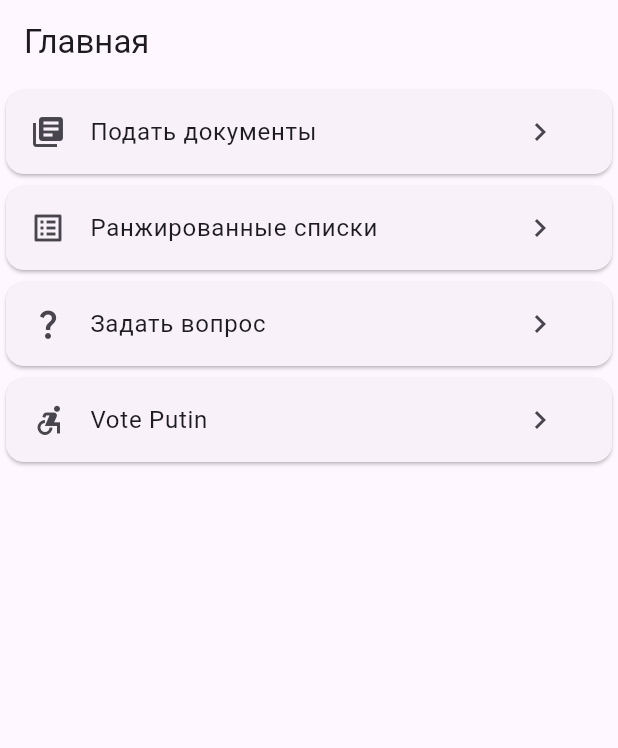
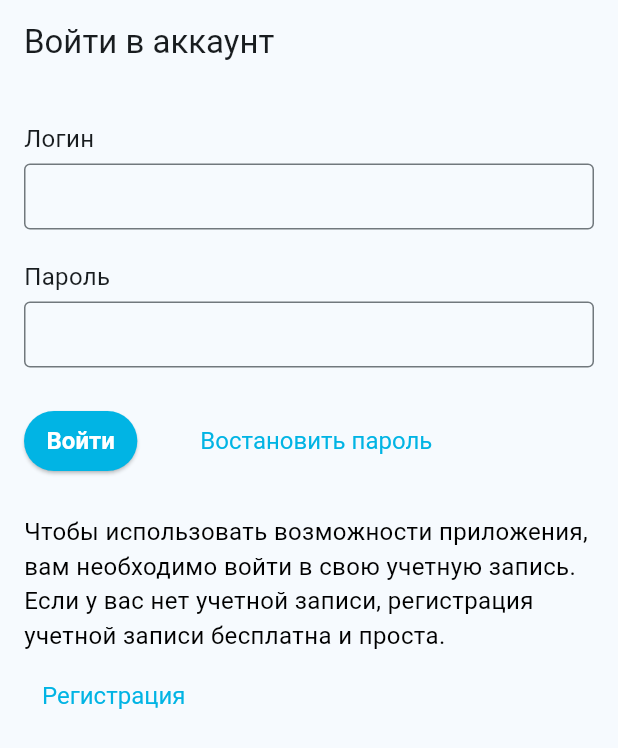
Before and after one commit to 23yaro/universities_addmission, a Flutter app: the screen it shows after launch, on a phone screen of 412 x 824 dp. Shown: the top 748 px of the screen. Run offline on Flutter 3.47's test engine with Material 3 defaults, Android fonts, the phone set to English and light mode, and no system bars; our stand-ins replace bloc.

```diff
--- a/lib/main.dart
+++ b/lib/main.dart
@@ -1,4 +1,5 @@
 import 'package:flutter/material.dart';
+import 'package:universities/screens/auth_screen/auth_screen.dart';
 import 'package:universities/screens/docs_screen/docs_screen.dart';
 import 'package:universities/screens/home_screen/home_screen.dart';
 
@@ -9,23 +10,24 @@ void main() {
 class UniversitiesApp extends StatelessWidget {
   const UniversitiesApp({super.key});
 
-  // This widget is the root of your application.
+
   @override
   Widget build(BuildContext context) {
     return MaterialApp(
       debugShowCheckedModeBanner: false,
       title: 'Universities',
       theme: ThemeData(
-        colorScheme: ColorScheme.fromSeed(seedColor: Colors.deepPurple),
+        colorScheme: ColorScheme.fromSeed(seedColor: Colors.lightBlueAccent),
         useMaterial3: true,
       ),
       routes: {
+        '/auth':(context)=>  const AuthScreen(),
         '/home_screen':(context)=>const HomeScreen(),
-        '/home_screen/docs': (context) => DocsScreen(),
+        '/home_screen/docs': (context) => const DocsScreen(),
         '/home_screen/list': (context) => Container(),
         '/home_screen/question': (context) => Container(),
       },
-      initialRoute: '/home_screen',
+      initialRoute: '/auth',
     );
   }
 }
--- /dev/null
+++ b/lib/screens/auth_screen/auth_screen.dart
@@ -0,0 +1,130 @@
+import 'package:flutter/material.dart';
+import '../../theme/theme.dart';
+
+class AuthScreen extends StatelessWidget {
+  const AuthScreen({Key? key}) : super(key: key);
+
+  @override
+  Widget build(BuildContext context) {
+    return Scaffold(
+      appBar: AppBar(
+        title: const Text('Войти в аккаунт'),
+      ),
+      body: ListView(
+        children: const [
+          _HeaderWidget(),
+        ],
+      ),
+    );
+  }
+}
+
+class _HeaderWidget extends StatelessWidget {
+  const _HeaderWidget({Key? key}) : super(key: key);
+
+  @override
+  Widget build(BuildContext context) {
+    const textStyle = TextStyle(
+      fontSize: 16,
+      color: Colors.black,
+    );
+    return Padding(
+      padding: const EdgeInsets.symmetric(horizontal: 16),
+      child: Column(
+        crossAxisAlignment: CrossAxisAlignment.start,
+        children: [
+          const SizedBox(height: 25),
+          const _FormWidget(),
+          const SizedBox(height: 25),
+          const Text(
+            'Чтобы использовать возможности приложения, вам необходимо войти в свою учетную запись. Если у вас нет учетной записи, регистрация учетной записи бесплатна и проста.',
+            style: textStyle,
+          ),
+          const SizedBox(height: 5),
+          TextButton(
+            style: AppButtonStyle.linkButton,
+            onPressed: () {},
+            child: const Text('Регистрация'),
+          ),
+          const SizedBox(height: 25),
+        ],
+      ),
+    );
+  }
+}
+
+class _FormWidget extends StatelessWidget {
+  const _FormWidget({Key? key}) : super(key: key);
+
+  @override
+  Widget build(BuildContext context) {
+    const textStyle = TextStyle(
+      fontSize: 16,
+    );
+    const textFieldDecorator = InputDecoration(
+      border: OutlineInputBorder(),
+      contentPadding: EdgeInsets.symmetric(horizontal: 10, vertical: 10),
+      isCollapsed: true,
+    );
+    return Column(
+      crossAxisAlignment: CrossAxisAlignment.start,
+      children: [
+        const Text(
+          'Логин',
+          style: textStyle,
+        ),
+        const SizedBox(height: 5),
+        const TextField(
+          decoration: textFieldDecorator,
+        ),
+        const SizedBox(height: 20),
+        const Text(
+          'Пароль',
+          style: textStyle,
+        ),
+        const SizedBox(height: 5),
+        const TextField(
+          decoration: textFieldDecorator,
+          obscureText: true,
+        ),
+        const SizedBox(height: 25),
+        Row(
+          children: [
+            const _AuthButtonWidget(),
+            const SizedBox(width: 30),
+            TextButton(
+              onPressed: () {},
+              style: AppButtonStyle.linkButton,
+              child: const Text('Востановить пароль'),
+            ),
+          ],
+        )
+      ],
+    );
+  }
+}
+
+class _AuthButtonWidget extends StatelessWidget {
+  const _AuthButtonWidget({Key? key}) : super(key: key);
+
+  @override
+  Widget build(BuildContext context) {
+    const color = Color(0xFF01B4E4);
+    return ElevatedButton(
+      onPressed: ()=> Navigator.pushNamed(context, '/home_screen'),
+      style: ButtonStyle(
+        backgroundColor: MaterialStateProperty.all(color),
+        foregroundColor: MaterialStateProperty.all(Colors.white),
+        textStyle: MaterialStateProperty.all(
+          const TextStyle(fontSize: 16, fontWeight: FontWeight.w700),
+        ),
+        padding: MaterialStateProperty.all(
+          const EdgeInsets.symmetric(
+            horizontal: 15,
+            vertical: 8,
+          ),
+        ),
+      ), child: const Text('Войти'),
+    );
+  }
+}
--- a/lib/screens/home_screen/home_screen.dart
+++ b/lib/screens/home_screen/home_screen.dart
@@ -9,8 +9,11 @@ class HomeScreen extends StatelessWidget {
       appBar: AppBar(
         title: const Text('Главная'),
       ),
-      body: ListView(
+      body: Padding(
+        padding: const EdgeInsets.symmetric(horizontal: 10),
+        child: ListView(
           children: homeScreenMenu,
+        ),
       ),
     );
   }
@@ -30,7 +33,9 @@ class HomeCard extends StatelessWidget {
 
   @override
   Widget build(BuildContext context) {
-    return Card(
+    return Column(children: [
+
+      Card(
         child: ListTile(
           leading: leadingIcon,
           title: Text(titleText),
@@ -39,29 +44,30 @@ class HomeCard extends StatelessWidget {
             icon: const Icon(Icons.navigate_next),
           ),
         ),
-    );
+      ),
+    ]);
   }
 }
 
 const List<Widget> homeScreenMenu = [
+  SizedBox(height: 25,),
+  SizedBox(height: 100,child: Text('Здравствуйте, вы можете воспользоваться следующими сервисами',style: TextStyle(fontSize: 24),)),
+  SizedBox(height: 25,),
   HomeCard(
     titleText: 'Подать документы',
     leadingIcon: Icon(Icons.library_books),
     routName: '/home_screen/docs',
   ),
+  SizedBox(height: 20,),
   HomeCard(
     titleText: 'Ранжированные списки',
     leadingIcon: Icon(Icons.list_alt),
     routName: '/home_screen/list',
   ),
+  SizedBox(height: 20,),
   HomeCard(
     titleText: 'Задать вопрос',
     leadingIcon: Icon(Icons.question_mark),
     routName: '/home_screen/question',
   ),
-  HomeCard(
-    titleText: 'Vote Putin',
-    leadingIcon: Icon(Icons.accessible_forward_sharp),
-    routName: '',
-  ),
 ];
--- /dev/null
+++ b/lib/theme/theme.dart
@@ -0,0 +1,10 @@
+import 'package:flutter/material.dart';
+
+abstract class AppButtonStyle {
+  static final ButtonStyle linkButton = ButtonStyle(
+    foregroundColor: MaterialStateProperty.all(const Color(0xFF01B4E4)),
+    textStyle: MaterialStateProperty.all(
+      const TextStyle(fontSize: 16, fontWeight: FontWeight.w400),
+    ),
+  );
+}
--- a/pubspec.yaml
+++ b/pubspec.yaml
@@ -31,7 +31,7 @@ dependencies:
   flutter:
     sdk: flutter
 
-  provider: ^6.1.2
+  flutter_bloc: ^8.1.5
   file_picker: ^8.0.0
 
   # The following adds the Cupertino Icons font to your application.
```
Also changed, not shown: lib/screens/auth_screen/auth_bloc/auth_bloc.dart (added, +119 -0 lines), pubspec.lock. Lines whose indentation alone changed are shown as unchanged.
